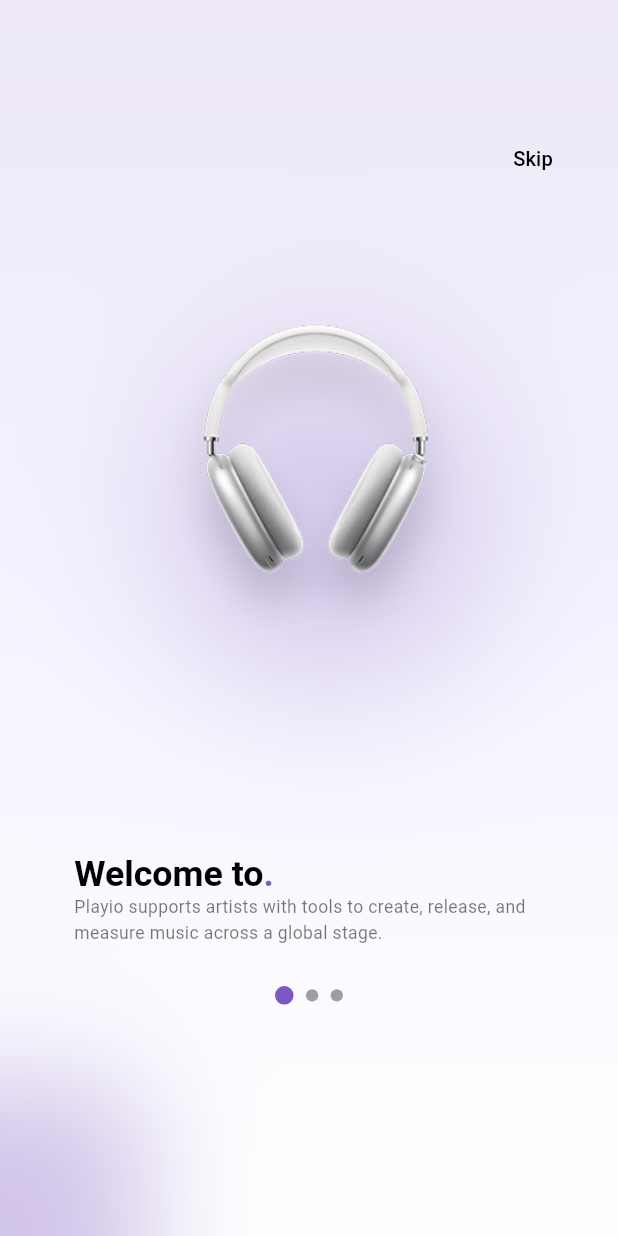
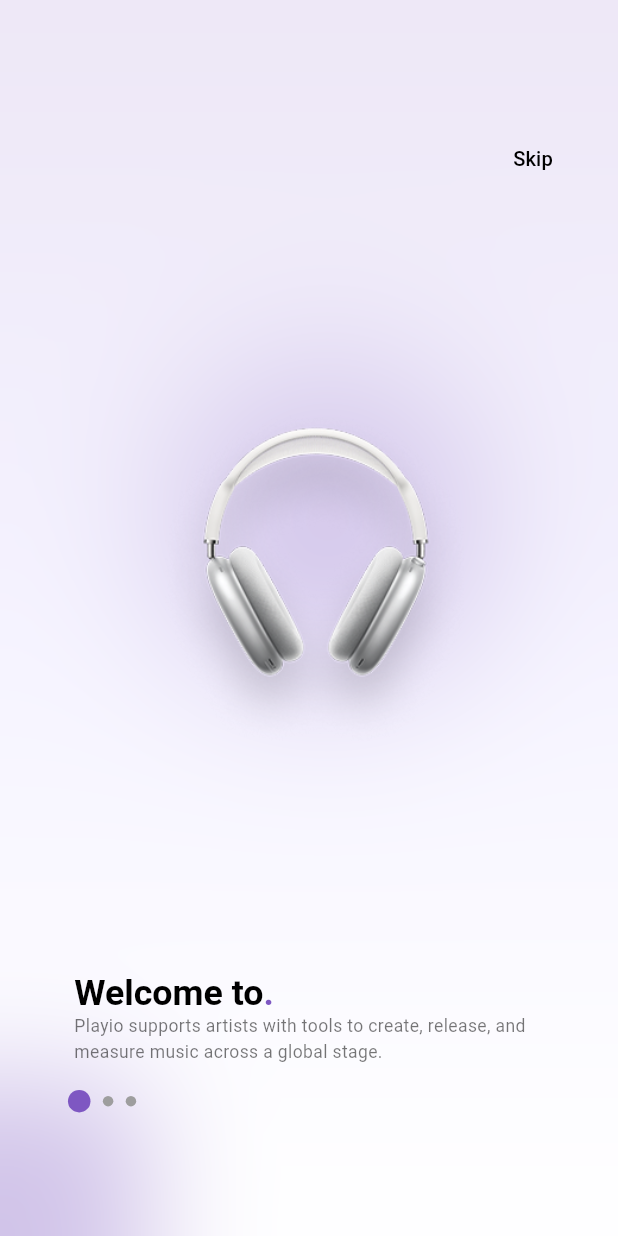
Before and after one commit to Muzammil-crypto/baridX, a Flutter app: the screen it shows after launch, on a phone screen of 412 x 824 dp. Run offline on Flutter 3.47's test engine with Material 3 defaults, Android fonts, the phone set to English and light mode, and no system bars; our stand-ins replace bloc, flutter_bloc, get_it, go_router, shared_preferences, sizer.

Commit message:
Final working almost done with things

```diff
--- a/lib/app.dart
+++ b/lib/app.dart
@@ -1,6 +1,8 @@
 import 'package:flutter/material.dart';
 import 'package:sizer/sizer.dart';
 import 'core/constants/app_strings.dart';
+import 'core/services/dialog_service.dart';
+import 'dependency_injection/service_locator.dart';
 import 'routes/app_router.dart';
 
 class MyApp extends StatelessWidget {
--- a/lib/core/constants/app_enums.dart
+++ b/lib/core/constants/app_enums.dart
@@ -1,4 +1,4 @@
 enum TransitionType { fade, slide, scale }
-enum PaymentMethod { creditCard, cashOnDelivery, payLater }
+enum PaymentMethod { creditCard, cashOnDelivery, payLater, goBack }
 enum OrderStatus { idle, loading, success, failure }
 enum AppLayoutType { standard, noBack }
--- a/lib/core/constants/app_strings.dart
+++ b/lib/core/constants/app_strings.dart
@@ -107,7 +107,10 @@ class AppStrings {
       "Make sure someone is available at the provided address to receive the order.\n"
       "Any cancellation or non-acceptance may affect your future COD orders.\n\n"
       "If you have any questions, feel free to contact our support team. Happy Shopping! 🎶";
-
+  // On Delivery
+  static const String onDeliveryTitle = "Receive & Pay";
+  // Go Back
+  static const String goBack = "Go Back";
   /// Review & Submit
   static const String reviewOrder = "Review & Submit";
   static const String customerDetails = "Customer Details";
--- a/lib/dependency_injection/service_locator.dart
+++ b/lib/dependency_injection/service_locator.dart
@@ -10,6 +10,7 @@ import 'package:flutter/cupertino.dart';
 import 'package:get_it/get_it.dart';
 import 'package:go_router/go_router.dart';
 import '../../core/network/api_client.dart';
+import '../core/services/dialog_service.dart';
 import '../logic/cubits/order_cubit.dart';
 
 final GetIt locator = GetIt.instance;
@@ -17,6 +18,7 @@ final GetIt locator = GetIt.instance;
 void setupLocator() {
   locator.registerLazySingleton<GoRouter>(() => AppRouter.router);
   locator.registerLazySingleton(() => ApiClient(baseUrl: Endpoints.baseUrl));
+  locator.registerLazySingleton(() => DialogService());
   locator.registerLazySingleton(() => CustomerInfoCubit());
   locator.registerLazySingleton(() => PackageDetailsCubit());
   locator.registerLazySingleton<PaymentCubit>(() => PaymentCubit());
--- a/lib/presentation/layouts/app_layout.dart
+++ b/lib/presentation/layouts/app_layout.dart
@@ -46,7 +46,7 @@ class AppLayout extends StatelessWidget {
           ),
           if (showBackButton)
             Positioned(
-              top: 6.h,
+              top: 8.h,
               left: 6.w,
               child: GestureDetector(
                 onTap: AppRouter.goBack,
--- a/lib/presentation/screens/splash_screen.dart
+++ b/lib/presentation/screens/splash_screen.dart
@@ -5,6 +5,7 @@ import 'package:baridx_orderflow/presentation/widgets/general/splash/dot_indicat
 import 'package:baridx_orderflow/presentation/widgets/general/splash/splash_slide.dart';
 import 'package:flutter/material.dart';
 import 'package:flutter_bloc/flutter_bloc.dart';
+import 'package:sizer/sizer.dart';
 import '../../logic/cubits/splash_cubit.dart';
 
 class SplashScreen extends StatefulWidget {
@@ -34,14 +35,19 @@ class _SplashScreenState extends State<SplashScreen>
     return BlocProvider.value(
       value: splashCubit,
       child: AppLayout.noBackButton(
-        child: LayoutBuilder(
-          builder: (context, constraints) {
-            return Stack(
+        child: Column(
           children: [
-                Column(
-                  children: [
+            Align(
+              alignment: Alignment.topRight,
+              child: TextButton(
+                onPressed: splashCubit.onPressed,
+                child: Text(
+                  AppStrings.skip,
+                  style: AppStyles.buttonTextStyle,
+                ),
+              ),
+            ),
             Expanded(
-                      flex: 8,
               child: BlocBuilder<SplashCubit, int>(
                 builder: (context, pageIndex) {
                   return PageView.builder(
@@ -56,42 +62,21 @@ class _SplashScreenState extends State<SplashScreen>
                 },
               ),
             ),
-
-                    // Dots Indicators
-                    BlocBuilder<SplashCubit, int>(
+            Padding(
+              padding: EdgeInsets.symmetric(horizontal: 4.w),
+              child: BlocBuilder<SplashCubit, int>(
                 builder: (context, pageIndex) {
-                        return Align(
-                          alignment: Alignment.center,
-                          child: Row(
+                  return Row(
                     mainAxisAlignment: MainAxisAlignment.start,
-                            mainAxisSize: MainAxisSize.min,
                     children: List.generate(
                       3,
-                              (index) =>
-                                  AnimatedDot(isActive: index == pageIndex),
-                            ),
+                      (index) => AnimatedDot(isActive: index == pageIndex),
                     ),
                   );
                 },
               ),
-                    const Spacer(),
-                  ],
-                ),
-                // Skip Button
-                Positioned(
-                  top: 0,
-                  right: 0,
-                  child: TextButton(
-                    onPressed: splashCubit.onPressed,
-                    child: Text(
-                      AppStrings.skip,
-                      style: AppStyles.buttonTextStyle,
-                    ),
-                  ),
             ),
           ],
-            );
-          },
         ),
       ),
     );
--- a/lib/presentation/widgets/general/payment/payment_info_widget.dart
+++ b/lib/presentation/widgets/general/payment/payment_info_widget.dart
@@ -25,10 +25,9 @@ class PaymentInfoWidget extends StatelessWidget {
         child: Column(
           mainAxisAlignment: MainAxisAlignment.center,
           children: [
-            // 🔹 Animated Icon
             Icon(
               icon,
-              size: 14.w,
+              size: 15.h,
               color: AppColors.primary.withOpacity(0.8),
             ),
             SizedBox(height: 2.h),
--- a/lib/presentation/widgets/general/splash/dot_indicators.dart
+++ b/lib/presentation/widgets/general/splash/dot_indicators.dart
@@ -1,6 +1,7 @@
 import 'package:baridx_orderflow/core/constants/app_colors.dart';
 import 'package:flutter/material.dart';
 import 'package:sizer/sizer.dart';
+
 class AnimatedDot extends StatelessWidget {
   final bool isActive;
   const AnimatedDot({super.key, required this.isActive});
@@ -10,8 +11,8 @@ class AnimatedDot extends StatelessWidget {
     return AnimatedContainer(
       duration: const Duration(milliseconds: 300),
       margin: EdgeInsets.symmetric(horizontal: 1.w),
-      width: isActive ? 3.w : 2.w,
-      height: isActive ? 3.w : 2.w,
+      width: isActive ? 15 : 7,
+      height: isActive ? 15 : 7,
       decoration: BoxDecoration(
         color: isActive ? AppColors.activeDot : AppColors.inactiveDot,
         shape: BoxShape.circle,
--- a/lib/presentation/widgets/general/splash/splash_slide.dart
+++ b/lib/presentation/widgets/general/splash/splash_slide.dart
@@ -1,4 +1,3 @@
-import 'package:baridx_orderflow/core/constants/app_asssets.dart';
 import 'package:baridx_orderflow/core/constants/app_colors.dart';
 import 'package:baridx_orderflow/core/constants/app_strings.dart';
 import 'package:baridx_orderflow/core/constants/app_styles.dart';
@@ -18,7 +17,7 @@ class SplashSlide extends StatelessWidget {
     return Column(
       children: [
         Expanded(
-          flex: 12,
+          flex: 2,
           child: Center(
             child: SlideTransition(
               position: splashCubit.slideAnimation,
@@ -33,9 +32,9 @@ class SplashSlide extends StatelessWidget {
           ),
         ),
         Expanded(
-          flex: 3,
+          flex: 0,
           child: Padding(
-            padding: EdgeInsets.symmetric(horizontal: 6.w),
+            padding: EdgeInsets.symmetric(horizontal: 6.w, vertical: 2.h),
             child: Column(
               crossAxisAlignment: CrossAxisAlignment.start,
               mainAxisAlignment: MainAxisAlignment.center,
--- a/lib/routes/app_router.dart
+++ b/lib/routes/app_router.dart
@@ -6,6 +6,7 @@ import 'package:baridx_orderflow/presentation/screens/splash_screen.dart';
 import 'package:flutter/material.dart';
 import 'package:go_router/go_router.dart';
 import '../core/constants/app_enums.dart';
+import '../core/services/dialog_service.dart';
 import '../presentation/screens/order_creation/customer_info_screen.dart';
 import '../presentation/screens/order_creation/package_details_screen.dart';
 import '../presentation/screens/order_creation/payment_screen.dart';
@@ -13,7 +14,12 @@ import '../presentation/screens/order_creation/review_submit_screen.dart';
 
 class AppRouter {
   /// GoRouter instance
-  static final GoRouter router = GoRouter(routes: _routes);
+  static final GoRouter router = GoRouter(
+    /// List of routes
+    routes: _routes,
+    /// Navigator key for DialogService
+    navigatorKey: locator<DialogService>().navigatorKey,
+  );
 
   /// Initialize the AppRouter
   static void goIntro() => locator<GoRouter>().go(introRoute);
@@ -36,8 +42,8 @@ class AppRouter {
     _animatedRoute('/', const IntroScreen(), transitionType: TransitionType.fade),
     _animatedRoute('/splash', const SplashScreen(), transitionType: TransitionType.scale),
     _animatedRoute('/home', const HomeScreen(), transitionType: TransitionType.slide),
-    _animatedRoute('/customer-info', const CustomerInfoScreen(), transitionType: TransitionType.slide),
-    _animatedRoute('/package-details', const PackageDetailsScreen(), transitionType: TransitionType.fade),
+    _animatedRoute('/customer-info', CustomerInfoScreen(), transitionType: TransitionType.slide),
+    _animatedRoute('/package-details', PackageDetailsScreen(), transitionType: TransitionType.fade),
     _animatedRoute('/payment', const PaymentScreen(), transitionType: TransitionType.scale),
     _animatedRoute('/review-submit', ReviewSubmitScreen(), transitionType: TransitionType.slide),
   ];
```
Also changed, not shown: lib/core/services/dialog_service.dart (added, +42 -0 lines), lib/logic/cubits/order_cubit.dart (+59 -23 lines), lib/logic/cubits/payment_cubit.dart (+11 -43 lines), lib/presentation/screens/order_creation/customer_info_screen.dart (+15 -22 lines), lib/presentation/screens/order_creation/package_details_screen.dart (+9 -17 lines), lib/presentation/screens/order_creation/payment_screen.dart (+24 -29 lines), lib/presentation/screens/order_creation/review_submit_screen.dart (+8 -21 lines), lib/presentation/widgets/general/payment/payment_method_selector.dart (+17 -7 lines), lib/core/services/firebase_service.dart (deleted). Lines whose indentation alone changed are shown as unchanged.
